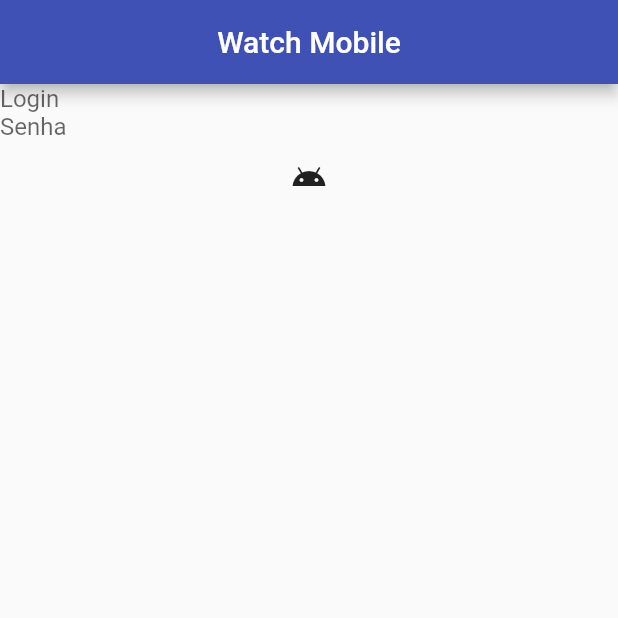
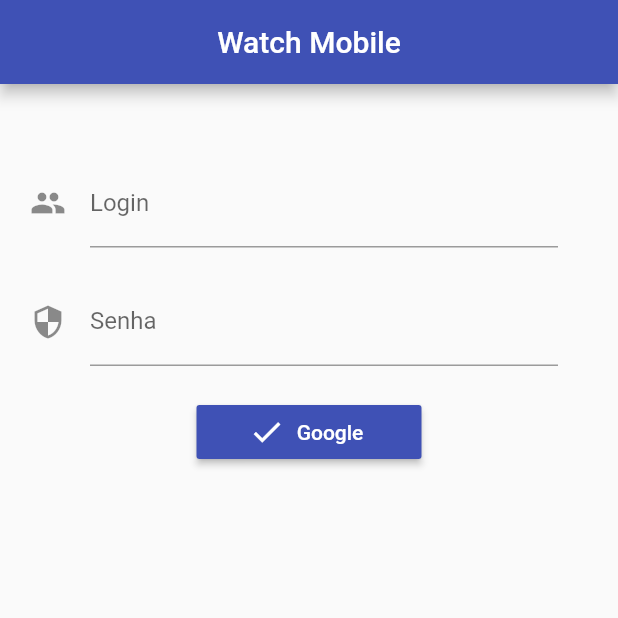
Before and after one commit to samuelsoares27/app_watch_mobile, a Flutter app: the screen it shows after launch, on a phone screen of 412 x 824 dp, the top half of it. Run offline on Flutter 3.47's test engine with Material 2 defaults, Android fonts, the phone set to English and light mode, and no system bars; our stand-ins replace cloud_firestore, firebase_auth, firebase_storage, google_sign_in, image_picker; accounts and stored records are empty.

Commit message:
Arrumada no Login

```diff
--- a/lib/main.dart
+++ b/lib/main.dart
@@ -41,22 +41,46 @@ class _MyHomePageState extends State<MyHomePage>{
         ),
         body: Column(
           children: <Widget>[
-            Container(
+            Padding(
+              padding: new EdgeInsets.fromLTRB(20.0, 50.0, 40.0, 0.0),
               child: TextField(
-                decoration: InputDecoration.collapsed(hintText: "Login"),
+               onChanged: null,
+                autocorrect: true,
+                decoration: InputDecoration(
+                    hintText: "Digite o seu Login...",
+                    labelText: "Login",
+                    icon: Icon(Icons.people)
+                ),
               ),
             ),
-            Container(
+            Padding(
+              padding: new EdgeInsets.fromLTRB(20.0, 20.0, 40.0, 0.0),
               child: TextField(
-                decoration: InputDecoration.collapsed(hintText: "Senha"),
+                onChanged: null,
+                autocorrect: true,
+                decoration: InputDecoration(
+                    hintText: "Digite o sua Senha...",
+                    labelText: "Senha",
+                    icon: Icon(Icons.security)
+                ),
               ),
             ),
-            Container(
-              child: IconButton(
-                icon: Icon(Icons.android),
-                onPressed: (){},
-              ),
+            Padding(
+              padding: new EdgeInsets.fromLTRB(0.0, 20.0, 0.0, 0.0),
+              child: SizedBox(
+                width: 150,
+                child: RaisedButton.icon(
+                  onPressed: (){},
+                  icon: Icon(
+                      Icons.done
+                  ),
+                  label: Text('Google'),
+                  textColor: Colors.white,
+                  color: Colors.indigo,
+                ),
+              ) ,
             )
+
           ],
         ),
       ),
```
